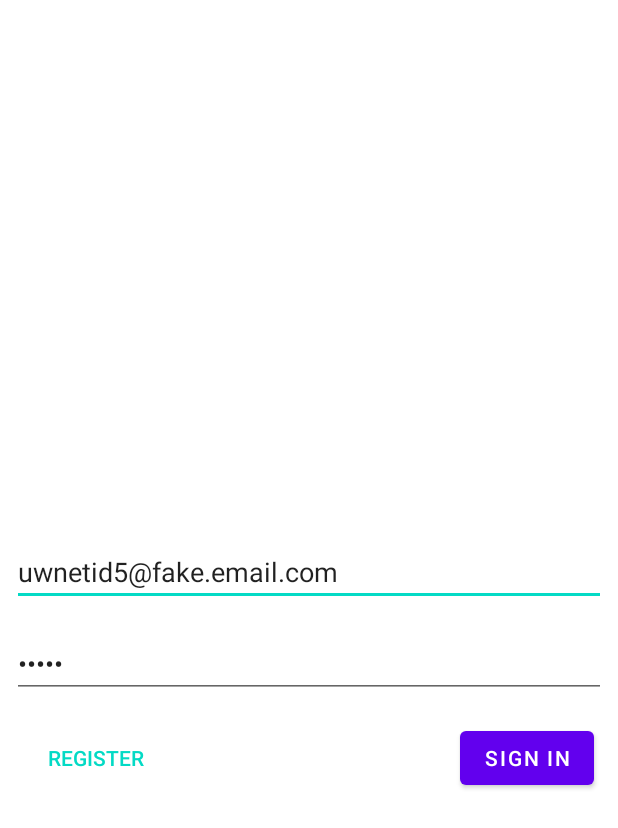
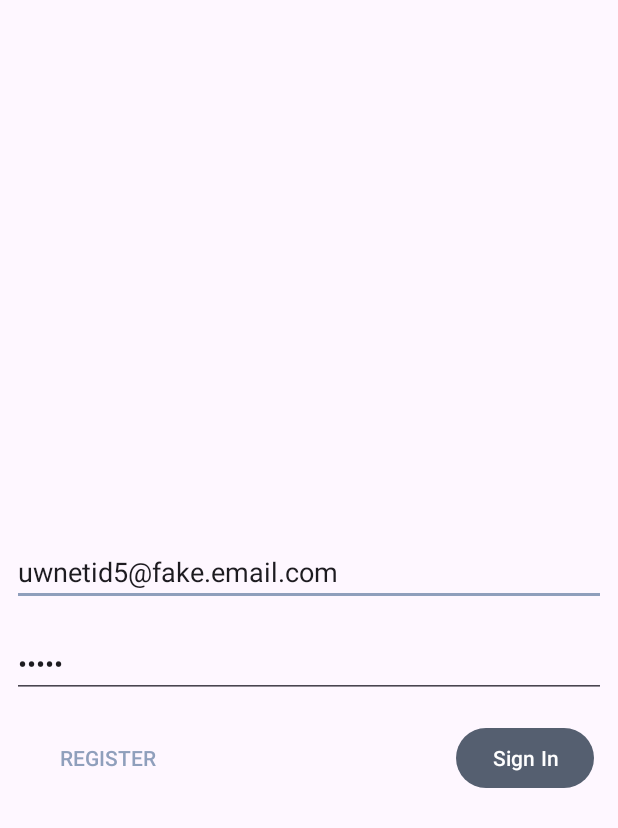
Before and after one commit to oluvarov/RainyDay-Android-App-TCSS450-CLIENTSIDE-, an Android app: the layout fragment_sign_in.xml on its own in the app's theme, with its tools: preview values and no code run, on a phone screen of 412 x 824 dp. Shown: the top 828 px of the screen. Run offline under Robolectric (Android 15) with nearby library versions, the phone set to English and light mode, and no system bars; network calls fail.

Commit message:
Changed the theme of the app. Removed ActionBar. Changed colors of app.

```diff
--- a/app/build.gradle
+++ b/app/build.gradle
@@ -46,4 +46,5 @@ dependencies {
     implementation 'androidx.navigation:navigation-ui:2.5.2'
     apply plugin: "androidx.navigation.safeargs"
     implementation 'com.android.volley:volley:1.2.1'
+    implementation 'com.google.android.material:material:1.7.0'
 }
--- a/app/src/main/java/edu/uw/tcss450/shuynh08/tcss450clientside/MainActivity.java
+++ b/app/src/main/java/edu/uw/tcss450/shuynh08/tcss450clientside/MainActivity.java
@@ -36,7 +36,7 @@ public class MainActivity extends AppCompatActivity {
                 R.id.navigation_home, R.id.navigation_contacts, R.id.navigation_chat, R.id.navigation_weather)
                 .build();
         NavController navController = Navigation.findNavController(this, R.id.nav_host_fragment);
-        NavigationUI.setupActionBarWithNavController(this, navController, mAppBarConfiguration);
+        //NavigationUI.setupActionBarWithNavController(this, navController, mAppBarConfiguration);
         NavigationUI.setupWithNavController(navView, navController);
 
     }
--- a/app/src/main/res/layout/fragment_sign_in.xml
+++ b/app/src/main/res/layout/fragment_sign_in.xml
@@ -22,6 +22,7 @@
         app:layout_constraintBottom_toTopOf="@+id/guideline_fifty"
         app:layout_constraintEnd_toEndOf="parent"
         app:layout_constraintStart_toStartOf="parent" />
+
 
     <androidx.constraintlayout.widget.Guideline
         android:id="@+id/guideline_fifty"
@@ -64,8 +65,27 @@
         android:layout_marginStart="16dp"
         android:layout_marginTop="16dp"
         android:text="@string/action_register_short"
-        android:textColor="@color/colorAccent"
+        android:textColor="@color/color3"
         app:layout_constraintStart_toStartOf="parent"
         app:layout_constraintTop_toBottomOf="@+id/edit_password" />
 
+<!--    <com.google.android.material.textfield.TextInputLayout-->
+<!--        android:id="@+id/outlinedTextField"-->
+<!--        android:layout_width="394dp"-->
+<!--        android:layout_height="57dp"-->
+<!--        android:hint="@string/hint_password"-->
+<!--        app:layout_constraintBottom_toTopOf="@+id/edit_email"-->
+<!--        app:layout_constraintEnd_toEndOf="parent"-->
+<!--        app:layout_constraintHorizontal_bias="0.5"-->
+<!--        app:layout_constraintStart_toStartOf="parent"-->
+<!--        app:layout_constraintTop_toTopOf="parent"-->
+<!--        app:startIconContentDescription="Hello"-->
+<!--        app:startIconDrawable="@drawable/ic_home_black_24dp">-->
+
+
+<!--        <com.google.android.material.textfield.TextInputEditText-->
+<!--            android:layout_width="match_parent"-->
+<!--            android:layout_height="wrap_content" />-->
+<!--    </com.google.android.material.textfield.TextInputLayout>-->
+
 </androidx.constraintlayout.widget.ConstraintLayout>
--- a/app/src/main/res/values/colors.xml
+++ b/app/src/main/res/values/colors.xml
@@ -7,6 +7,11 @@
     <color name="teal_700">#FF018786</color>
     <color name="black">#FF000000</color>
     <color name="white">#FFFFFFFF</color>
+    <color name ="brown">#C4A484</color>
+
+    <color name ="color1">#d5e3ff</color>
+    <color name ="color2">#555f70</color>
+    <color name ="color3">#8f9fbc</color>
 
     <color name="colorPrimary">#6200EE</color>
     <color name="colorPrimaryDark">#3700B3</color>
--- a/app/src/main/res/values/themes.xml
+++ b/app/src/main/res/values/themes.xml
@@ -1,12 +1,13 @@
 <resources xmlns:tools="http://schemas.android.com/tools">
     <!-- Base application theme. -->
-    <style name="Theme.TCSS450ClientSide" parent="Theme.MaterialComponents.DayNight.DarkActionBar">
+    <style name="Theme.TCSS450ClientSide" parent="Theme.Material3.DayNight.NoActionBar">
+        <!--Theme.MaterialComponents.DayNight.DarkActionBar-->
         <!-- Primary brand color. -->
-        <item name="colorPrimary">@color/purple_500</item>
+        <item name="colorPrimary">@color/color2</item>
         <item name="colorPrimaryVariant">@color/purple_700</item>
         <item name="colorOnPrimary">@color/white</item>
         <!-- Secondary brand color. -->
-        <item name="colorSecondary">@color/teal_200</item>
+        <item name="colorSecondary">@color/color3</item>
         <item name="colorSecondaryVariant">@color/teal_700</item>
         <item name="colorOnSecondary">@color/black</item>
         <!-- Status bar color. -->
--- a/build.gradle
+++ b/build.gradle
@@ -21,7 +21,7 @@ allprojects {
     repositories {
         google()
         jcenter()
-
+        mavenCentral()
     }
 }
 
```
